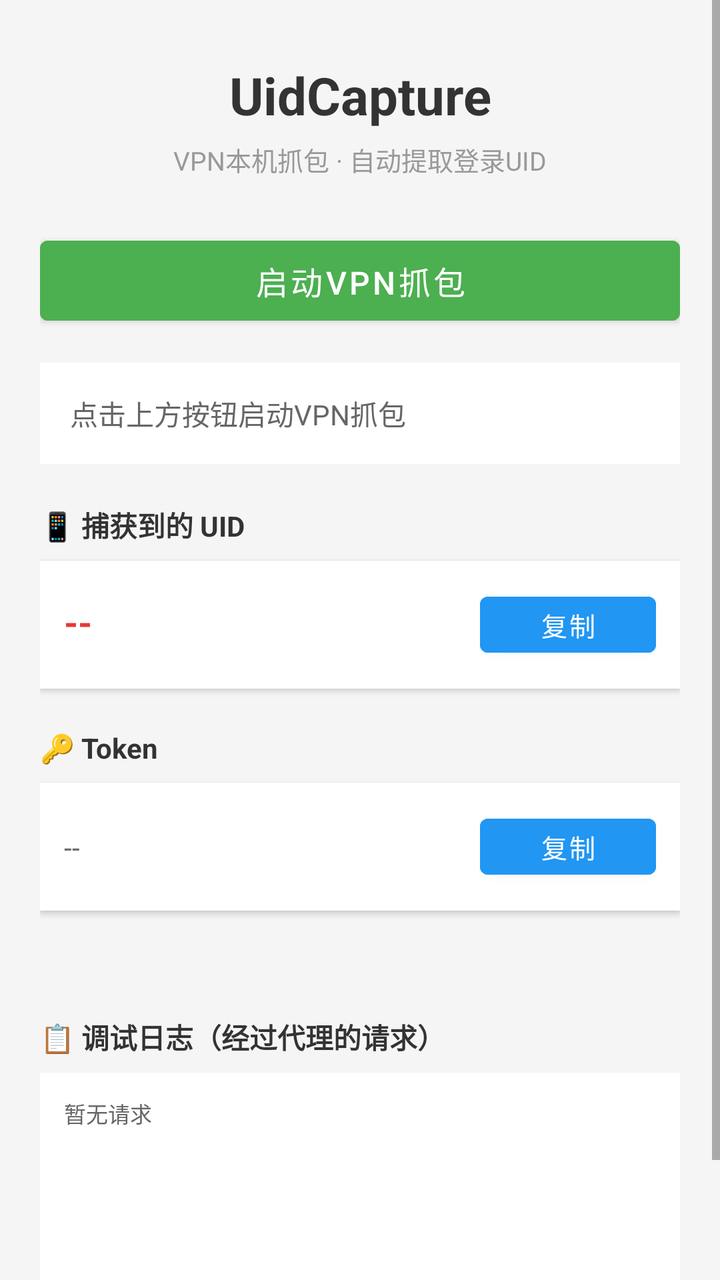
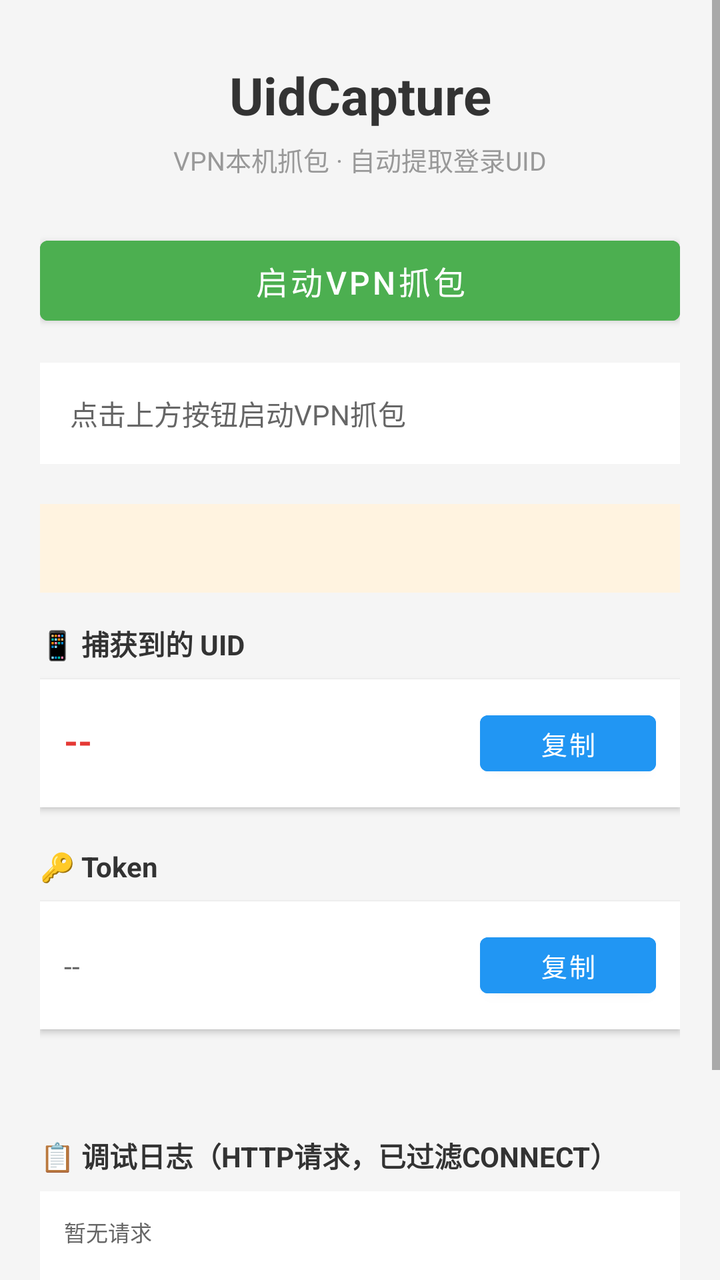

The first picture is an Android layout as it rendered before a commit; the second is the same layout after the commit. The layout source and the unified diff follow.
<!-- AndroidManifest.xml: application theme Theme.MaterialComponents.DayNight.NoActionBar -->
<!-- res/layout/activity_main.xml -->
<?xml version="1.0" encoding="utf-8"?>
<ScrollView xmlns:android="http://schemas.android.com/apk/res/android"
    android:layout_width="match_parent"
    android:layout_height="match_parent"
    android:background="#F5F5F5">

    <LinearLayout
        android:layout_width="match_parent"
        android:layout_height="wrap_content"
        android:orientation="vertical"
        android:padding="20dp">

        <TextView
            android:layout_width="match_parent"
            android:layout_height="wrap_content"
            android:text="UidCapture"
            android:textSize="26sp"
            android:textStyle="bold"
            android:textColor="#333333"
            android:gravity="center"
            android:layout_marginTop="10dp"
            android:layout_marginBottom="5dp"/>

        <TextView
            android:layout_width="match_parent"
            android:layout_height="wrap_content"
            android:text="VPN本机抓包 · 自动提取登录UID"
            android:textSize="13sp"
            android:textColor="#999999"
            android:gravity="center"
            android:layout_marginBottom="25dp"/>

        <Button
            android:id="@+id/btnToggle"
            android:layout_width="match_parent"
            android:layout_height="52dp"
            android:text="启动VPN抓包"
            android:textSize="16sp"
            android:backgroundTint="#4CAF50"
            android:textColor="#FFFFFF"
            android:layout_marginBottom="15dp"/>

        <TextView
            android:id="@+id/tvStatus"
            android:layout_width="match_parent"
            android:layout_height="wrap_content"
            android:text="点击上方按钮启动VPN抓包"
            android:textSize="14sp"
            android:textColor="#666666"
            android:background="#FFFFFF"
            android:padding="15dp"
            android:layout_marginBottom="20dp"/>

        <TextView
            android:layout_width="match_parent"
            android:layout_height="wrap_content"
            android:text="📱 捕获到的 UID"
            android:textSize="14sp"
            android:textColor="#333333"
            android:textStyle="bold"
            android:layout_marginBottom="8dp"/>

        <LinearLayout
            android:layout_width="match_parent"
            android:layout_height="wrap_content"
            android:orientation="horizontal"
            android:background="#FFFFFF"
            android:padding="12dp"
            android:layout_marginBottom="10dp"
            android:elevation="2dp">

            <TextView
                android:id="@+id/tvUid"
                android:layout_width="0dp"
                android:layout_height="wrap_content"
                android:layout_weight="1"
                android:text="--"
                android:textSize="18sp"
                android:textColor="#E53935"
                android:textStyle="bold"
                android:gravity="center_vertical"/>

            <Button
                android:id="@+id/btnCopyUid"
                android:layout_width="wrap_content"
                android:layout_height="40dp"
                android:text="复制"
                android:textSize="13sp"
                android:backgroundTint="#2196F3"
                android:textColor="#FFFFFF"/>
        </LinearLayout>

        <TextView
            android:layout_width="match_parent"
            android:layout_height="wrap_content"
            android:text="🔑 Token"
            android:textSize="14sp"
            android:textColor="#333333"
            android:textStyle="bold"
            android:layout_marginTop="10dp"
            android:layout_marginBottom="8dp"/>

        <LinearLayout
            android:layout_width="match_parent"
            android:layout_height="wrap_content"
            android:orientation="horizontal"
            android:background="#FFFFFF"
            android:padding="12dp"
            android:layout_marginBottom="10dp"
            android:elevation="2dp">

            <TextView
                android:id="@+id/tvToken"
                android:layout_width="0dp"
                android:layout_height="wrap_content"
                android:layout_weight="1"
                android:text="--"
                android:textSize="14sp"
                android:textColor="#666666"
                android:gravity="center_vertical"/>

            <Button
                android:id="@+id/btnCopyToken"
                android:layout_width="wrap_content"
                android:layout_height="40dp"
                android:text="复制"
                android:textSize="13sp"
                android:backgroundTint="#2196F3"
                android:textColor="#FFFFFF"/>
        </LinearLayout>

        <TextView
            android:id="@+id/tvUserName"
            android:layout_width="match_parent"
            android:layout_height="wrap_content"
            android:text=""
            android:textSize="13sp"
            android:textColor="#999999"
            android:layout_marginTop="5dp"
            android:gravity="center"/>

        
        <TextView
            android:layout_width="match_parent"
            android:layout_height="wrap_content"
            android:text="📋 调试日志（经过代理的请求）"
            android:textSize="14sp"
            android:textColor="#333333"
            android:textStyle="bold"
            android:layout_marginTop="20dp"
            android:layout_marginBottom="8dp"/>

        <TextView
            android:id="@+id/tvDebug"
            android:layout_width="match_parent"
            android:layout_height="wrap_content"
            android:text="暂无请求"
            android:textSize="11sp"
            android:textColor="#666666"
            android:background="#FFFFFF"
            android:padding="12dp"
            android:fontFamily="monospace"
            android:minHeight="150dp"/>

    </LinearLayout>
</ScrollView>
<!-- resources referenced by this layout -->
<resources>

</resources>

<!-- the commit's change to res/layout/activity_main.xml (unified diff, before → after) -->
@@ -50,6 +50,18 @@
             android:background="#FFFFFF"
             android:padding="15dp"
             android:layout_marginBottom="20dp"/>
+
+        
+        <TextView
+            android:id="@+id/tvTargetHit"
+            android:layout_width="match_parent"
+            android:layout_height="wrap_content"
+            android:text=""
+            android:textSize="15sp"
+            android:textStyle="bold"
+            android:background="#FFF3E0"
+            android:padding="12dp"
+            android:layout_marginBottom="15dp"/>
 
         <TextView
             android:layout_width="match_parent"
@@ -139,11 +151,10 @@
             android:layout_marginTop="5dp"
             android:gravity="center"/>
 
-        
         <TextView
             android:layout_width="match_parent"
             android:layout_height="wrap_content"
-            android:text="📋 调试日志（经过代理的请求）"
+            android:text="📋 调试日志（HTTP请求，已过滤CONNECT）"
             android:textSize="14sp"
             android:textColor="#333333"
             android:textStyle="bold"
